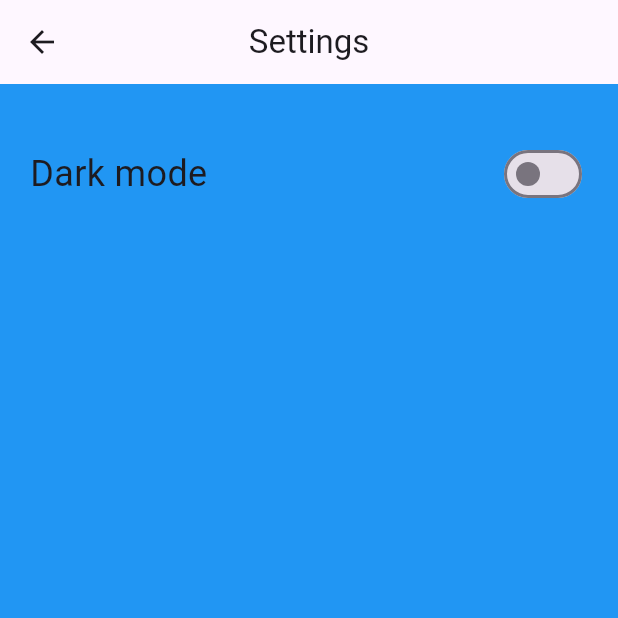
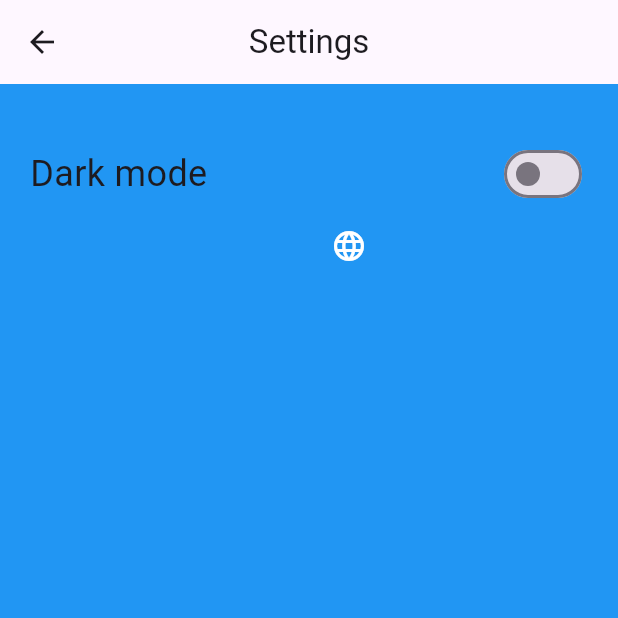
Before and after one commit to tomdowland/open_weather, a Flutter app: the screen it shows after launch, after a tap on the "settings" icon, on a phone screen of 412 x 824 dp, the top half of it. Run offline on Flutter 3.47's test engine with Material 3 defaults, Android fonts, the phone set to English and light mode, and no system bars; our stand-ins replace dio, flutter_riverpod, freezed_annotation, geolocator, go_router, hooks_riverpod and 2 more; generated files the repository leaves out were written again.

Commit message:
language settings

```diff
--- a/lib/main.dart
+++ b/lib/main.dart
@@ -1,6 +1,9 @@
 import 'package:flutter/material.dart';
+import 'package:flutter_localizations/flutter_localizations.dart';
 import 'package:flutter_riverpod/flutter_riverpod.dart';
 import 'package:go_router/go_router.dart';
+import 'package:open_weather/generated/l10n.dart';
+import 'package:open_weather/l10n/app_localizations.dart';
 import 'package:open_weather/meta/theme.dart';
 import 'package:open_weather/providers/settings_provider.dart';
 import 'package:open_weather/views/home_page.dart';
@@ -40,8 +43,15 @@
       routerConfig: _router,
       theme: lightTheme,
       darkTheme: darkTheme,
+      locale: settings.locale,
       themeMode: settings.darkMode ? ThemeMode.dark : ThemeMode.light,
       supportedLocales: [Locale('en'), Locale('ja')],
+      localizationsDelegates: [
+        AppLocalizations.delegate,
+        GlobalMaterialLocalizations.delegate,
+        GlobalWidgetsLocalizations.delegate,
+        GlobalCupertinoLocalizations.delegate,
+      ],
     );
   }
 }
--- a/lib/providers/async_weather_provider.dart
+++ b/lib/providers/async_weather_provider.dart
@@ -1,4 +1,5 @@
 import 'package:open_weather/models/full_result_model.dart';
+import 'package:open_weather/providers/settings_provider.dart';
 import 'package:open_weather/repositories/weather_repository.dart';
 import 'package:open_weather/services/weather_api_service.dart';
 import 'package:riverpod_annotation/riverpod_annotation.dart';
@@ -24,13 +25,18 @@ class AsyncWeather extends _$AsyncWeather {
     try {
       final position = await _determinePosition();
       final repository = ref.read(weatherRepositoryProvider);
+      final settings = ref.watch(settingsNotifierProvider);
       final weather = await repository.getLocalWeather(
         latitude: position.latitude,
         longitude: position.longitude,
+        language: settings.locale?.languageCode ?? 'en',
       );
       final forecast = await ref
           .read(weatherRepositoryProvider)
-          .getForecast(weather?.city ?? '');
+          .getForecast(
+            weather?.city ?? '',
+            language: settings.locale?.languageCode ?? 'en',
+          );
 
       return FullResult(
         city: weather?.city,
@@ -94,8 +100,15 @@ class AsyncWeather extends _$AsyncWeather {
     // state = const AsyncValue.loading();
     try {
       final repository = ref.read(weatherRepositoryProvider);
-      final weather = await repository.getWeather(city);
-      final forecast = await repository.getForecast(city);
+      final settings = ref.watch(settingsNotifierProvider);
+      final weather = await repository.getWeather(
+        city,
+        language: settings.locale?.languageCode ?? 'en',
+      );
+      final forecast = await repository.getForecast(
+        city,
+        language: settings.locale?.languageCode ?? 'en',
+      );
       return FullResult(
         city: weather?.city,
         country: weather?.country,
--- a/lib/views/home_page.dart
+++ b/lib/views/home_page.dart
@@ -18,7 +18,7 @@ class HomePage extends HookConsumerWidget {
         title: weather.editing
             ? TextField(
                 autofocus: true,
-                decoration: InputDecoration(hintText: 'Enter a city name'),
+                decoration: InputDecoration(hintText: 'Enter a city'),
                 onSubmitted: ref
                     .read(homePageNotifierProvider.notifier)
                     .searchCity,
@@ -50,10 +50,6 @@ class HomePage extends HookConsumerWidget {
         padding: EdgeInsets.only(top: 56),
         child: Stack(
           children: [
-            AnimatedOpacity(
-              opacity: weather.networkError ? 1 : 0,
-              duration: Duration(milliseconds: 300),
-            ),
             AnimatedOpacity(
               opacity: weather.isBusy && !weather.networkError ? 1 : 0,
               duration: Duration(milliseconds: 100),
@@ -94,6 +90,13 @@ class HomePage extends HookConsumerWidget {
                                 )
                               : Column(
                                   children: [
+                                    Text(
+                                      'Current Weather',
+                                      style: TextStyle(
+                                        fontSize: 24,
+                                        fontWeight: FontWeight.w500,
+                                      ),
+                                    ),
                                     Container(
                                       decoration: BoxDecoration(
                                         color: Theme.of(context).cardColor,
@@ -140,6 +143,13 @@ class HomePage extends HookConsumerWidget {
                                     ),
 
                                     SizedBox(height: 50),
+                                    Text(
+                                      'Weather Forecast',
+                                      style: TextStyle(
+                                        fontSize: 24,
+                                        fontWeight: FontWeight.w500,
+                                      ),
+                                    ),
 
                                     SizedBox(
                                       height: 150,
--- a/lib/views/settings_page.dart
+++ b/lib/views/settings_page.dart
@@ -35,6 +35,26 @@ class SettingsPage extends ConsumerWidget {
                       ),
                     ],
                   ),
+                  DropdownButton<Locale>(
+                    value: settings.locale,
+                    icon: const Icon(Icons.language, color: Colors.white),
+                    dropdownColor: Colors.blueGrey[700],
+                    underline: const SizedBox(),
+                    onChanged: (Locale? newLocale) {
+                      if (newLocale != null) {
+                        ref
+                            .read(settingsNotifierProvider.notifier)
+                            .setLocale(newLocale);
+                      }
+                    },
+                    items: const <DropdownMenuItem<Locale>>[
+                      DropdownMenuItem(
+                        value: Locale('en'),
+                        child: Text('English'),
+                      ),
+                      DropdownMenuItem(value: Locale('ja'), child: Text('日本語')),
+                    ],
+                  ),
                 ],
               ),
             ),
--- a/pubspec.yaml
+++ b/pubspec.yaml
@@ -75,7 +75,7 @@ flutter:
   # included with your application, so that you can use the icons in
   # the material Icons class.
   uses-material-design: true
-
+  generate: true
   # To add assets to your application, add an assets section, like this:
   # assets:
   #   - images/a_dot_burr.jpeg
@@ -106,3 +106,5 @@ flutter:
   #
   # For details regarding fonts from package dependencies,
   # see https://flutter.dev/to/font-from-package
+flutter_intl:
+  enabled: true
```
Also changed, not shown: lib/l10n/intl_ja.arb (added, +17 -0 lines), lib/providers/settings_provider.dart (+9 -1 lines), lib/repositories/weather_repository.dart (+9 -4 lines), lib/services/weather_api_service.dart (+37 -8 lines), 1 other file.
